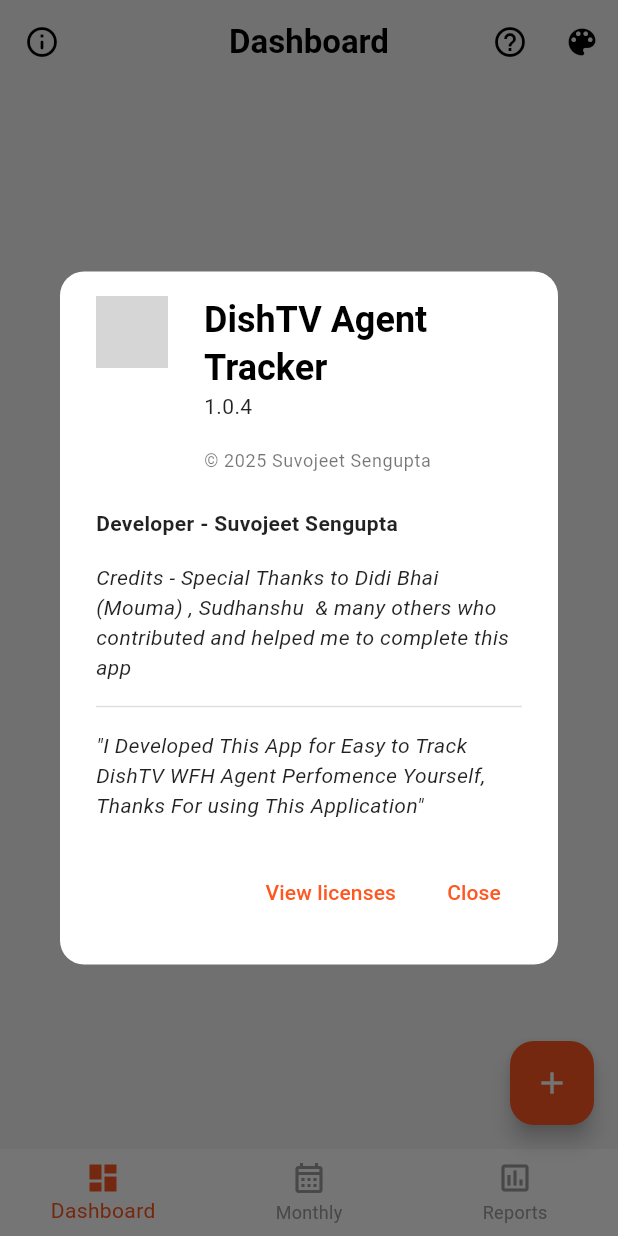
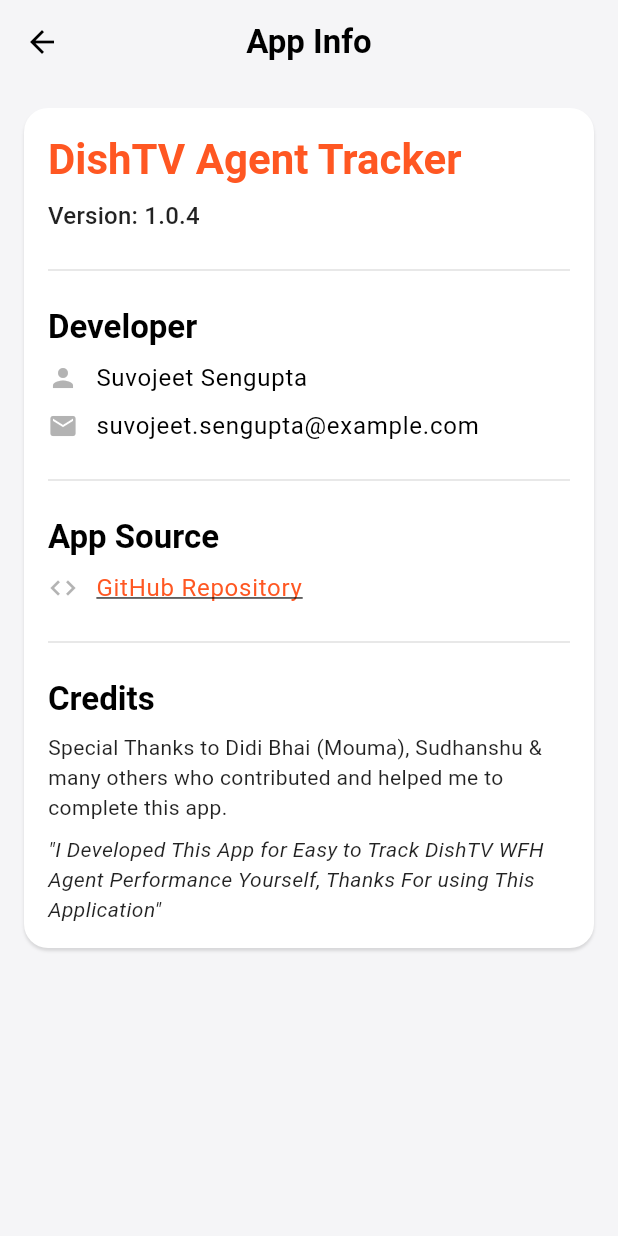
Before and after one commit to suvojit213/Dishtv-Agent-Trackerapp, a Flutter app: the DashboardView screen opened directly, after a tap on the "info outline" icon, on a phone screen of 412 x 824 dp. Run offline on Flutter 3.47's test engine with Material 3 defaults, Android fonts, the phone set to English and light mode, and no system bars; our stand-ins replace csv, equatable, fl_chart, flutter_bloc, pdf, percent_indicator and 4 more; accounts and stored records are empty; grey boxes are pictures that could not be loaded.

Commit message:
feat: Implement dedicated App Info screen

```diff
--- a/lib/presentation/features/dashboard/widgets/dashboard_screen.dart
+++ b/lib/presentation/features/dashboard/widgets/dashboard_screen.dart
@@ -66,7 +66,7 @@
         title: 'Dashboard',
         leading: IconButton(
           icon: const Icon(Icons.info_outline_rounded),
-          onPressed: () => _showAboutDialog(context),
+          onPressed: () => Navigator.pushNamed(context, AppRouter.appInfoRoute),
         ),
         actions: [
           IconButton(
@@ -202,30 +202,5 @@
     );
   }
 
-  void _showAboutDialog(BuildContext context) {
-    showAboutDialog(
-      context: context,
-      applicationName: AppConstants.appName,
-      applicationVersion: AppConstants.appVersion,
-      applicationIcon: Image.asset('assets/icon/app_icon.png', width: 48, height: 48),
-      applicationLegalese: '© 2025 Suvojeet Sengupta',
-      children: <Widget>[
-        const SizedBox(height: 24),
-        const Text(
-          'Developer - Suvojeet Sengupta',
-          style: TextStyle(fontWeight: FontWeight.bold),
-        ),
-        const SizedBox(height: 16),
-        const Text(
-          'Credits - Special Thanks to Didi Bhai (Mouma) , Sudhanshu  & many others who contributed and helped me to complete this app',
-           style: TextStyle(fontStyle: FontStyle.italic),
-        ),
-        const Divider(height: 32),
-        const Text(
-          '"I Developed This App for Easy to Track DishTV WFH Agent Perfomence Yourself, Thanks For using This Application"',
-           style: TextStyle(fontStyle: FontStyle.italic),
-        ),
-      ],
-    );
-  }
+
 }
--- a/lib/presentation/features/dashboard/widgets/dashboard_screen_backup.dart
+++ b/lib/presentation/features/dashboard/widgets/dashboard_screen_backup.dart
@@ -64,7 +64,7 @@
         title: 'Dashboard',
         leading: IconButton(
           icon: const Icon(Icons.info_outline_rounded),
-          onPressed: () => _showAboutDialog(context),
+          onPressed: () => Navigator.pushNamed(context, AppRouter.appInfoRoute),
         ),
         actions: [
           const AnimatedThemeSwitcher(),
@@ -193,30 +193,5 @@
     );
   }
 
-  void _showAboutDialog(BuildContext context) {
-    showAboutDialog(
-      context: context,
-      applicationName: AppConstants.appName,
-      applicationVersion: AppConstants.appVersion,
-      applicationIcon: Image.asset('assets/icon/app_icon.png', width: 48, height: 48),
-      applicationLegalese: '© 2025 Suvojeet Sengupta',
-      children: <Widget>[
-        const SizedBox(height: 24),
-        const Text(
-          'Developer - Suvojeet Sengupta',
-          style: TextStyle(fontWeight: FontWeight.bold),
-        ),
-        const SizedBox(height: 16),
-        const Text(
-          'Credits - Sudhanshu for testing and all others to make possible',
-           style: TextStyle(fontStyle: FontStyle.italic),
-        ),
-        const Divider(height: 32),
-        const Text(
-          '"And this is made by me and I am learning."',
-           style: TextStyle(fontStyle: FontStyle.italic),
-        ),
-      ],
-    );
-  }
+
 }
--- a/lib/presentation/routes/app_router.dart
+++ b/lib/presentation/routes/app_router.dart
@@ -9,6 +9,7 @@
 import 'package:dishtv_agent_tracker/presentation/features/add_entry/widgets/add_cq_entry_screen.dart';
 import 'package:dishtv_agent_tracker/presentation/features/monthly_performance/widgets/monthly_performance_screen.dart';
 import 'package:dishtv_agent_tracker/presentation/features/all_reports/widgets/all_reports_screen.dart';
+import 'package:dishtv_agent_tracker/presentation/screens/app_info_screen.dart';
 
 
 class AppRouter {
@@ -20,6 +21,7 @@
   static const String allReportsRoute = '/all-reports';
   static const String onboardingTutorialRoute = '/onboarding-tutorial';
   static const String themeSelectionRoute = '/theme-selection';
+  static const String appInfoRoute = '/app-info';
 
   // Route generator
   static Route<dynamic> onGenerateRoute(RouteSettings settings) {
@@ -55,6 +57,10 @@
         return MaterialPageRoute(
           builder: (_) => const ThemeSelectionScreen(),
         );
+      case appInfoRoute:
+        return MaterialPageRoute(
+          builder: (_) => const AppInfoScreen(),
+        );
       default:
         return MaterialPageRoute(
           builder: (_) => Scaffold(
--- /dev/null
+++ b/lib/presentation/screens/app_info_screen.dart
@@ -0,0 +1,129 @@
+import 'package:flutter/material.dart';
+import 'package:dishtv_agent_tracker/presentation/common/widgets/custom_app_bar.dart';
+import 'package:dishtv_agent_tracker/presentation/common/widgets/custom_card.dart';
+import 'package:dishtv_agent_tracker/core/constants/app_colors.dart';
+import 'package:dishtv_agent_tracker/core/constants/app_constants.dart';
+import 'package:url_launcher/url_launcher.dart';
+
+class AppInfoScreen extends StatelessWidget {
+  const AppInfoScreen({Key? key}) : super(key: key);
+
+  @override
+  Widget build(BuildContext context) {
+    return Scaffold(
+      appBar: const CustomAppBar(title: 'App Info'),
+      body: SingleChildScrollView(
+        padding: const EdgeInsets.all(16.0),
+        child: Column(
+          crossAxisAlignment: CrossAxisAlignment.start,
+          children: [
+            CustomCard(
+              child: Column(
+                crossAxisAlignment: CrossAxisAlignment.start,
+                children: [
+                  Text(
+                    AppConstants.appName,
+                    style: Theme.of(context).textTheme.headlineMedium?.copyWith(
+                          fontWeight: FontWeight.bold,
+                          color: AppColors.dishTvOrange,
+                        ),
+                  ),
+                  const SizedBox(height: 8),
+                  Text(
+                    'Version: ${AppConstants.appVersion}',
+                    style: Theme.of(context).textTheme.titleMedium,
+                  ),
+                  const SizedBox(height: 16),
+                  const Divider(),
+                  const SizedBox(height: 16),
+                  Text(
+                    'Developer',
+                    style: Theme.of(context).textTheme.titleLarge?.copyWith(
+                          fontWeight: FontWeight.bold,
+                        ),
+                  ),
+                  const SizedBox(height: 8),
+                  _buildInfoRow(
+                    context,
+                    Icons.person,
+                    'Suvojeet Sengupta',
+                  ),
+                  const SizedBox(height: 8),
+                  _buildInfoRow(
+                    context,
+                    Icons.email,
+                    'suvojeet.sengupta@example.com', // Replace with actual email
+                  ),
+                  const SizedBox(height: 16),
+                  const Divider(),
+                  const SizedBox(height: 16),
+                  Text(
+                    'App Source',
+                    style: Theme.of(context).textTheme.titleLarge?.copyWith(
+                          fontWeight: FontWeight.bold,
+                        ),
+                  ),
+                  const SizedBox(height: 8),
+                  InkWell(
+                    onTap: () => _launchURL('https://github.com/suvojit213/Dishtv-Agent-Trackerapp'),
+                    child: _buildInfoRow(
+                      context,
+                      Icons.code,
+                      'GitHub Repository',
+                      isLink: true,
+                    ),
+                  ),
+                  const SizedBox(height: 16),
+                  const Divider(),
+                  const SizedBox(height: 16),
+                  Text(
+                    'Credits',
+                    style: Theme.of(context).textTheme.titleLarge?.copyWith(
+                          fontWeight: FontWeight.bold,
+                        ),
+                  ),
+                  const SizedBox(height: 8),
+                  Text(
+                    'Special Thanks to Didi Bhai (Mouma), Sudhanshu & many others who contributed and helped me to complete this app.',
+                    style: Theme.of(context).textTheme.bodyMedium,
+                  ),
+                  const SizedBox(height: 8),
+                  Text(
+                    '"I Developed This App for Easy to Track DishTV WFH Agent Performance Yourself, Thanks For using This Application"',
+                    style: Theme.of(context).textTheme.bodyMedium?.copyWith(
+                          fontStyle: FontStyle.italic,
+                        ),
+                  ),
+                ],
+              ),
+            ),
+          ],
+        ),
+      ),
+    );
+  }
+
+  Widget _buildInfoRow(BuildContext context, IconData icon, String text, {bool isLink = false}) {
+    return Row(
+      children: [
+        Icon(icon, color: AppColors.textSecondary, size: 20),
+        const SizedBox(width: 12),
+        Expanded(
+          child: Text(
+            text,
+            style: Theme.of(context).textTheme.bodyLarge?.copyWith(
+                  color: isLink ? AppColors.dishTvOrange : null,
+                  decoration: isLink ? TextDecoration.underline : null,
+                ),
+          ),
+        ),
+      ],
+    );
+  }
+
+  Future<void> _launchURL(String url) async {
+    if (!await launchUrl(Uri.parse(url))) {
+      throw 'Could not launch $url';
+    }
+  }
+}
--- a/pubspec.yaml
+++ b/pubspec.yaml
@@ -28,6 +28,7 @@
   share_plus: ^9.0.0
   shimmer: ^3.0.0
   percent_indicator: ^4.2.3 # <-- यह नया पैकेज जोड़ा गया है
+  url_launcher: ^6.3.0
 
 dev_dependencies:
   flutter_test:
```
